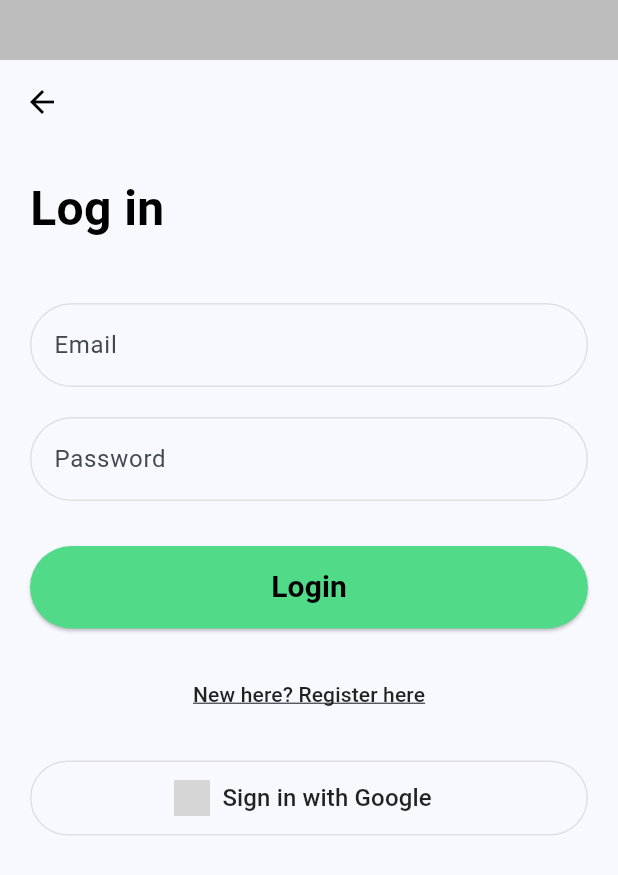
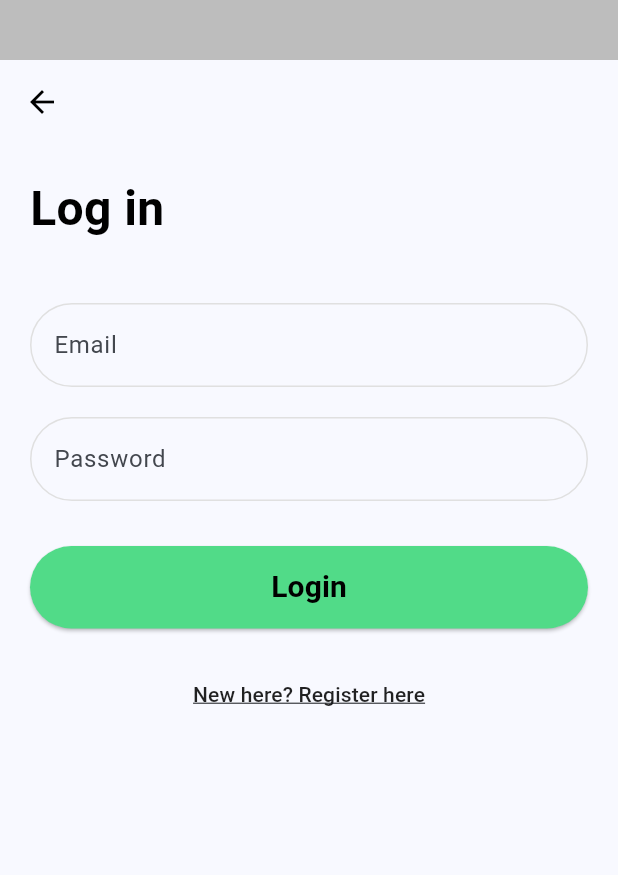
Before and after one commit to Cenga387/graduation_project, a Flutter app: the LoginPage screen opened by its route, on a phone screen of 412 x 824 dp. Shown: the top 875 px of the screen. Run offline on Flutter 3.47's test engine with Material 3 defaults, Android fonts, the light colour scheme and no system bars; our stand-ins replace supabase_flutter; accounts and stored records are empty; grey boxes are pictures that could not be loaded.

Commit message:
Corrected in login screen.

```diff
--- a/lib/screens/login.dart
+++ b/lib/screens/login.dart
@@ -30,14 +30,12 @@ class _LoginPageState extends State<LoginPage> {
 
       if (mounted) {
         setState(() {
-          _isLoading =  false;
+          _isLoading = false;
         });
 
         Navigator.pushReplacement(
           context,
-          MaterialPageRoute(
-            builder: (context) =>
-              const HomePage()),
+          MaterialPageRoute(builder: (context) => const HomePage()),
         );
       }
     } catch (e) {
@@ -46,17 +44,16 @@ class _LoginPageState extends State<LoginPage> {
           _isLoading = false;
         });
 
-        ScaffoldMessenger.of(context).showSnackBar(
-          SnackBar(content: Text('Error: $e'))
-        );
+        ScaffoldMessenger.of(context)
+            .showSnackBar(SnackBar(content: Text('Error: $e')));
       }
     }
   }
 
   @override
-  Widget build (BuildContext context) {
+  Widget build(BuildContext context) {
     return Scaffold(
-            body: Column(
+      body: Column(
         children: [
           Container(
             color: Colors.grey[400],
@@ -182,30 +179,6 @@ class _LoginPageState extends State<LoginPage> {
                       ),
                     ),
                     const SizedBox(height: 20),
-                    SizedBox(
-                      width: double.infinity,
-                      height: 50,
-                      child: OutlinedButton.icon(
-                        onPressed: _isLoading ? null : null,
-                        icon: Image.asset(
-                          'assets/google_logo.png',
-                          height: 24,
-                        ),
-                        label: const Text(
-                          'Sign in with Google',
-                          style: TextStyle(
-                            color: Colors.black87,
-                            fontSize: 16,
-                          ),
-                        ),
-                        style: OutlinedButton.styleFrom(
-                          shape: RoundedRectangleBorder(
-                            borderRadius: BorderRadius.circular(36),
-                          ),
-                          side: BorderSide(color: Colors.grey.shade300),
-                        ),
-                      ),
-                    ),
                   ],
                 ),
               ),
```
Also changed, not shown: pubspec.lock, 9 other files.
